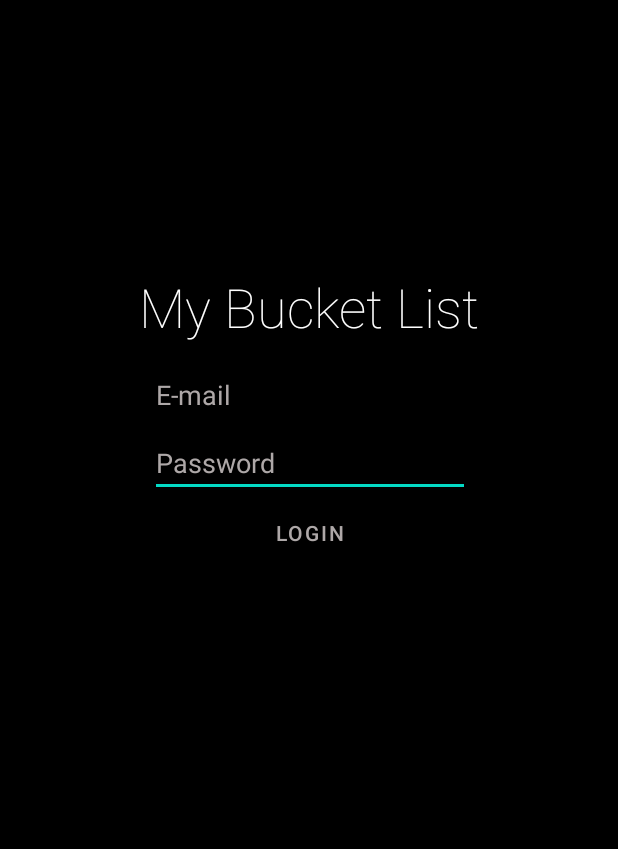
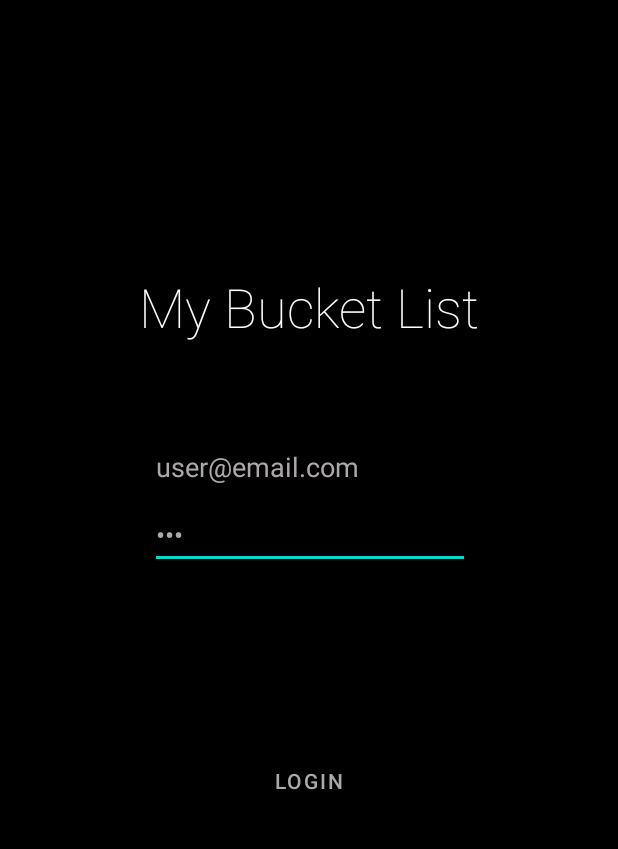
Before and after one commit to fanimator12/ANDHandin, an Android app: the screen it shows after launch (MainActivity), on a phone screen of 412 x 824 dp, the part 84-933 px from its top. Run offline under Robolectric (Android 15) with nearby library versions, the phone set to English and light mode, and no system bars.

Commit message:
little update

```diff
--- a/Handin1/app/build.gradle
+++ b/Handin1/app/build.gradle
@@ -33,6 +33,9 @@ dependencies {
     implementation 'androidx.appcompat:appcompat:1.2.0'
     implementation 'com.google.android.material:material:1.3.0'
     implementation 'androidx.constraintlayout:constraintlayout:2.0.4'
+    implementation 'androidx.gridlayout:gridlayout:1.0.0'
+    implementation 'androidx.navigation:navigation-fragment:2.3.5'
+    implementation 'androidx.navigation:navigation-ui:2.3.5'
     testImplementation 'junit:junit:4.+'
     androidTestImplementation 'androidx.test.ext:junit:1.1.2'
     androidTestImplementation 'androidx.test.espresso:espresso-core:3.3.0'
--- a/Handin1/app/src/main/AndroidManifest.xml
+++ b/Handin1/app/src/main/AndroidManifest.xml
@@ -17,7 +17,7 @@
             </intent-filter>
         </activity>
 
-        <activity android:name=".AllGalleryActivity">
+        <activity android:name=".AllGalleryFragment">
             <intent-filter>
                 <action android:name="android.intent.action.ALL_GALLERY" />
 
--- a/Handin1/app/src/main/res/layout/activity_main.xml
+++ b/Handin1/app/src/main/res/layout/activity_main.xml
@@ -32,10 +32,10 @@
         app:backgroundTint="#000000"
         app:layout_constraintBottom_toBottomOf="parent"
         app:layout_constraintEnd_toEndOf="parent"
-        app:layout_constraintHorizontal_bias="0.501"
+        app:layout_constraintHorizontal_bias="0.498"
         app:layout_constraintStart_toStartOf="parent"
         app:layout_constraintTop_toBottomOf="@+id/editTextPassword"
-        app:layout_constraintVertical_bias="0.0" />
+        app:layout_constraintVertical_bias="0.345" />
 
     <EditText
         android:id="@+id/editTextPassword"
@@ -43,6 +43,7 @@
         android:layout_height="wrap_content"
         android:autofillHints=""
         android:ems="10"
+        android:text="AND"
         android:hint="@string/password"
         android:inputType="textPassword"
         android:textColor="#AEA8A8"
@@ -60,9 +61,10 @@
         android:id="@+id/editTextEmailAddress"
         android:layout_width="wrap_content"
         android:layout_height="wrap_content"
-        android:layout_marginTop="12dp"
+        android:layout_marginTop="60dp"
         android:autofillHints=""
         android:ems="10"
+        android:text="user@email.com"
         android:hint="@string/e_mail"
         android:inputType="textEmailAddress"
         android:textColor="#AEA8A8"
@@ -74,4 +76,14 @@
         app:layout_constraintTop_toBottomOf="@+id/textView"
         tools:textColorHint="#AEA8A8" />
 
+    <TextView
+        android:id="@+id/errorTextView"
+        android:layout_width="wrap_content"
+        android:layout_height="wrap_content"
+        android:textColor="#FF0000"
+        app:layout_constraintBottom_toTopOf="@+id/loginButton"
+        app:layout_constraintEnd_toEndOf="parent"
+        app:layout_constraintStart_toStartOf="parent"
+        app:layout_constraintTop_toBottomOf="@+id/editTextPassword" />
+
 </androidx.constraintlayout.widget.ConstraintLayout>
```
Also changed, not shown: Handin1/app/src/main/java/com/example/initialapp/AllGalleryActivity.java (deleted, +0 -14 lines), Handin1/app/src/main/java/com/example/initialapp/AllGalleryFragment.java (added, +49 -0 lines), Handin1/app/src/main/java/com/example/initialapp/GalleryFragment.java (+20 -3 lines), Handin1/app/src/main/java/com/example/initialapp/MainActivity.java (+26 -2 lines), Handin1/app/src/main/res/layout/fragment_allgallery.xml (renamed from Handin1/app/src/main/res/layout/activity_allgallery.xml, +14 -7 lines), Handin1/app/src/main/res/navigation/nav.xml (added, +36 -0 lines).
